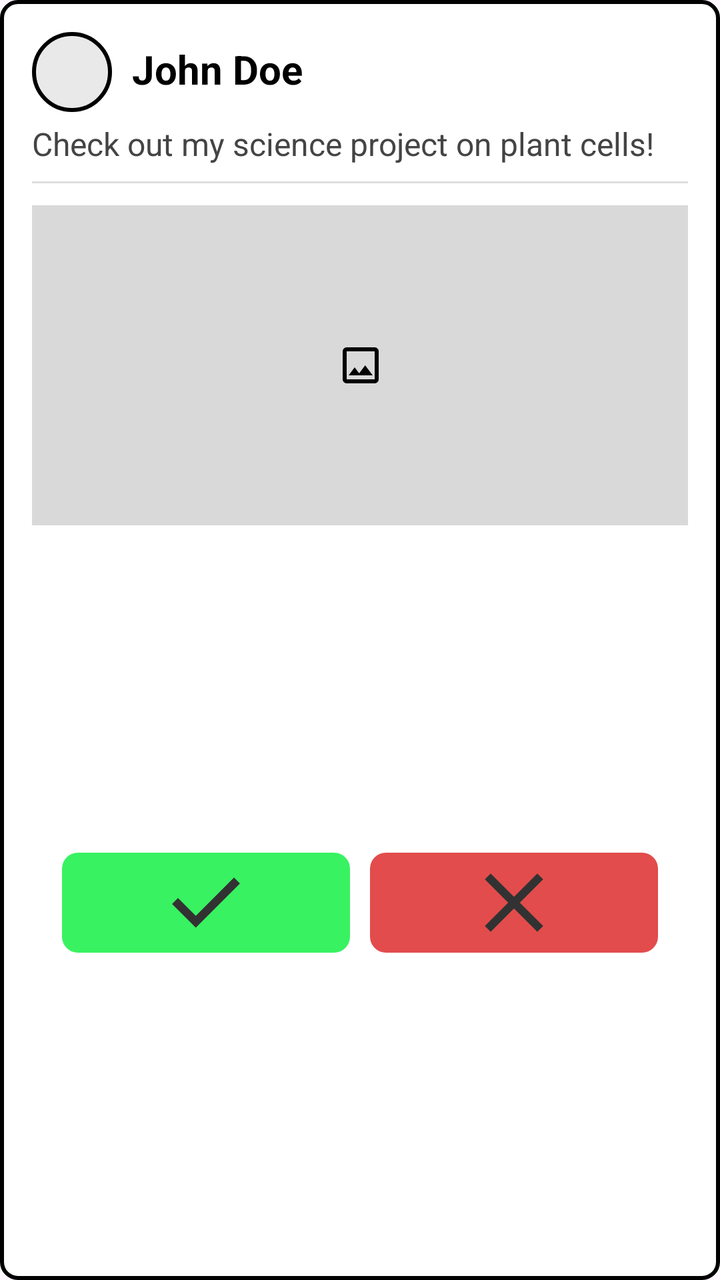
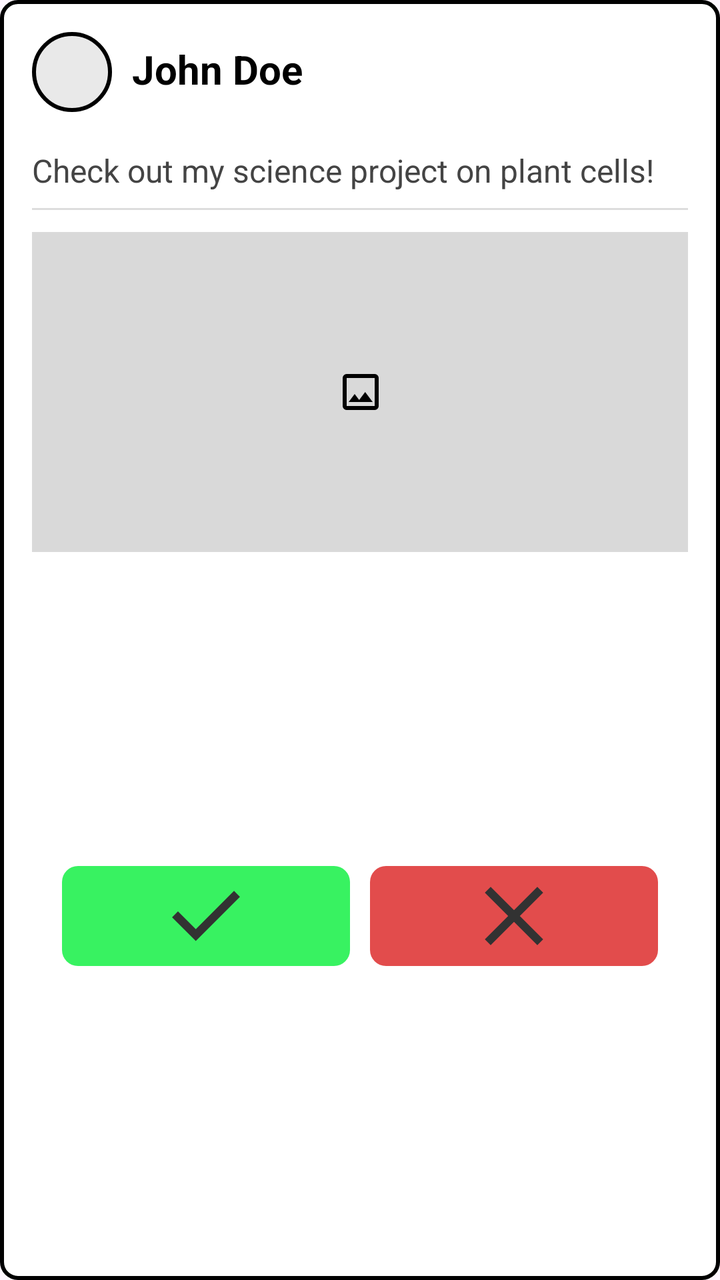

An Android layout rendered at two revisions. The XML below is the earlier revision; the diff shows what the commit changed to produce the second picture.
<!-- AndroidManifest.xml: application theme Theme.EduView -->
<!-- res/layout/item_pending.xml -->
<?xml version="1.0" encoding="utf-8"?>
<androidx.constraintlayout.widget.ConstraintLayout android:id="@+id/PendingPost"
    android:layout_width="match_parent"
    android:layout_height="wrap_content"
    android:padding="16dp"
    android:layout_marginTop="5dp"
    android:background="@drawable/feed_posts_border"
    app:layout_constraintEnd_toEndOf="parent"
    app:layout_constraintStart_toStartOf="parent"
    app:layout_constraintTop_toTopOf="parent"
    xmlns:android="http://schemas.android.com/apk/res/android"
    xmlns:app="http://schemas.android.com/apk/res-auto">

    <View
        android:id="@+id/pfp"
        android:layout_height="40dp"
        android:layout_width="40dp"
        android:background="@drawable/feed_profile_picture"
        app:layout_constraintStart_toStartOf="parent"
        app:layout_constraintTop_toTopOf="parent"/>

    <TextView
        android:id="@+id/tvPendingName"
        android:layout_width="0dp"
        android:layout_height="wrap_content"
        android:layout_marginStart="10dp"
        android:layout_marginTop="5dp"
        android:text="John Doe"
        android:textColor="@color/black"
        android:textSize="20sp"
        android:textStyle="bold"
        app:layout_constraintStart_toEndOf="@+id/pfp"
        app:layout_constraintTop_toTopOf="parent" />

    <TextView
        android:id="@+id/tvPendingContent"
        android:layout_height="wrap_content"
        android:layout_width="wrap_content"
        android:layout_marginTop="5dp"
        android:text="Check out my science project on plant cells!"
        android:textAlignment="viewStart"
        android:textColor="#444444"
        android:textSize="16sp"
        app:layout_constraintStart_toStartOf="parent"
        app:layout_constraintTop_toBottomOf="@id/pfp" />

    <View
        android:id="@+id/divider1"
        android:layout_width="0dp"
        android:layout_height="1dp"
        android:layout_marginTop="8dp"
        android:background="#DDDDDD"
        app:layout_constraintEnd_toEndOf="parent"
        app:layout_constraintStart_toStartOf="parent"
        app:layout_constraintTop_toBottomOf="@id/tvPendingContent" />

    <ImageView
        android:id="@+id/PendingImage"
        android:contentDescription="Image"
        android:layout_width="366dp"
        android:layout_height="160dp"
        android:layout_marginTop="20dp"
        android:adjustViewBounds="true"
        android:maxHeight="300dp"
        android:scaleType="centerInside"
        android:src="@drawable/feed_image_placeholder"
        android:visibility="visible"
        android:background="@drawable/feed_image_bg"
        app:layout_constraintEnd_toEndOf="parent"
        app:layout_constraintStart_toStartOf="parent"
        app:layout_constraintTop_toBottomOf="@id/tvPendingContent"
        app:layout_constraintVertical_bias="0.0" />

    <LinearLayout
        android:id="@+id/layoutModeration"
        android:layout_width="wrap_content"
        android:layout_height="wrap_content"
        android:layout_marginTop="16dp"
        android:orientation="horizontal"
        app:layout_constraintBottom_toBottomOf="parent"
        app:layout_constraintEnd_toEndOf="parent"
        app:layout_constraintStart_toStartOf="parent" />

    <LinearLayout
        android:id="@+id/postVerdict"
        android:layout_width="wrap_content"
        android:layout_height="wrap_content"
        android:layout_marginTop="16dp"
        android:gravity="center_vertical"
        android:orientation="horizontal"
        app:layout_constraintBottom_toBottomOf="parent"
        app:layout_constraintEnd_toEndOf="parent"
        app:layout_constraintStart_toStartOf="parent"
        app:layout_constraintTop_toBottomOf="@id/PendingImage">

        <ImageButton
            android:id="@+id/btnAcceptPost"
            android:contentDescription="AcceptPostButton"
            android:layout_width="144dp"
            android:layout_height="50dp"
            android:layout_marginEnd="5dp"
            android:alpha="0.8"
            android:background="@drawable/post_verdict_bg"
            android:backgroundTint="@color/accept_post"
            android:scaleType="fitCenter"
            android:src="@drawable/ic_accept_post" />

        <ImageButton
            android:id="@+id/btnRejectPost"
            android:contentDescription="RejectPostButton"
            android:layout_width="144dp"
            android:layout_height="50dp"
            android:layout_marginStart="5dp"
            android:background="@drawable/post_verdict_bg"
            android:backgroundTint="@color/reject_post"
            android:alpha="0.8"
            android:src="@drawable/ic_reject_post"
            android:scaleType="fitCenter" />
    </LinearLayout>



</androidx.constraintlayout.widget.ConstraintLayout>
<!-- resources referenced by this layout -->
<resources>
  <color name="accept_post">#07F03A</color>
  <color name="black">#FF000000</color>
  <color name="reject_post">#DC2020</color>
  <!-- drawable feed_image_bg (drawable) -->
  <?xml version="1.0" encoding="utf-8"?>
  <shape xmlns:android="http://schemas.android.com/apk/res/android"
      android:shape="rectangle">
      <solid android:color="#D9D9D9"/>
  </shape>
  <!-- drawable feed_image_placeholder (drawable) -->
  <vector xmlns:android="http://schemas.android.com/apk/res/android" android:height="24dp" android:tint="#000000" android:viewportHeight="960" android:viewportWidth="960" android:width="24dp">
        
      <path android:fillColor="@android:color/white" android:pathData="M200,840Q167,840 143.5,816.5Q120,793 120,760L120,200Q120,167 143.5,143.5Q167,120 200,120L760,120Q793,120 816.5,143.5Q840,167 840,200L840,760Q840,793 816.5,816.5Q793,840 760,840L200,840ZM200,760L760,760Q760,760 760,760Q760,760 760,760L760,200Q760,200 760,200Q760,200 760,200L200,200Q200,200 200,200Q200,200 200,200L200,760Q200,760 200,760Q200,760 200,760ZM240,680L720,680L570,480L450,640L360,520L240,680ZM200,760Q200,760 200,760Q200,760 200,760L200,200Q200,200 200,200Q200,200 200,200L200,200Q200,200 200,200Q200,200 200,200L200,760Q200,760 200,760Q200,760 200,760Z"/>
      
  </vector>
  <!-- drawable feed_posts_border (drawable) -->
  <?xml version="1.0" encoding="utf-8"?>
  <shape xmlns:android="http://schemas.android.com/apk/res/android"
      android:shape="rectangle">
      <stroke
          android:width="2dp"
          android:color="@color/black"/>
      <solid android:color="@android:color/white"/>
      <corners android:radius="8dp"/>
      <padding
          android:bottom="5dp"
          android:left="5dp"
          android:right="5dp"
          android:top="5dp" />
  </shape>
  <!-- drawable feed_profile_picture (drawable) -->
  <?xml version="1.0" encoding="utf-8"?>
  <shape xmlns:android="http://schemas.android.com/apk/res/android"
      android:shape="oval">
      <stroke
          android:color="@color/black"
          android:width="2dp" />
      <solid android:color="#E9E9E9"/>
      <size
          android:width="30dp"
          android:height="30dp"/>
  
  </shape>
  <!-- drawable ic_accept_post (drawable) -->
  <vector xmlns:android="http://schemas.android.com/apk/res/android" android:height="24dp" android:tint="#000000" android:viewportHeight="960" android:viewportWidth="960" android:width="24dp">
        
      <path android:fillColor="@android:color/white" android:pathData="M382,720L154,492L211,435L382,606L749,239L806,296L382,720Z"/>
      
  </vector>
  <!-- drawable ic_reject_post (drawable) -->
  <vector xmlns:android="http://schemas.android.com/apk/res/android" android:height="24dp" android:tint="#000000" android:viewportHeight="960" android:viewportWidth="960" android:width="24dp">
        
      <path android:fillColor="@android:color/white" android:pathData="M256,760L200,704L424,480L200,256L256,200L480,424L704,200L760,256L536,480L760,704L704,760L480,536L256,760Z"/>
      
  </vector>
  <!-- drawable post_verdict_bg (drawable) -->
  <?xml version="1.0" encoding="utf-8"?>
  <shape xmlns:android="http://schemas.android.com/apk/res/android"
      android:shape="rectangle">
      <corners android:radius="8dp"/>
  
  </shape>
  <style name="Theme.EduView" parent="Base.Theme.EduView" />
  <style name="Base.Theme.EduView" parent="Theme.Material3.DayNight.NoActionBar">
          
          
      </style>
</resources>

<!-- the commit's change to res/layout/item_pending.xml (unified diff, before → after) -->
@@ -33,16 +33,28 @@
         app:layout_constraintTop_toTopOf="parent" />
 
     <TextView
+        android:id="@+id/tvPendingDate"
+        android:layout_width="wrap_content"
+        android:layout_height="wrap_content"
+        android:layout_marginStart="10dp"
+        android:layout_marginTop="2dp"
+        android:text=""
+        android:textColor="#666666"
+        android:textSize="12sp"
+        app:layout_constraintStart_toEndOf="@+id/pfp"
+        app:layout_constraintTop_toBottomOf="@id/tvPendingName" />
+
+    <TextView
         android:id="@+id/tvPendingContent"
         android:layout_height="wrap_content"
         android:layout_width="wrap_content"
-        android:layout_marginTop="5dp"
+        android:layout_marginTop="8dp"
         android:text="Check out my science project on plant cells!"
         android:textAlignment="viewStart"
         android:textColor="#444444"
         android:textSize="16sp"
         app:layout_constraintStart_toStartOf="parent"
-        app:layout_constraintTop_toBottomOf="@id/pfp" />
+        app:layout_constraintTop_toBottomOf="@id/tvPendingDate" />
 
     <View
         android:id="@+id/divider1"
@@ -119,5 +131,4 @@
     </LinearLayout>
 
 
-
 </androidx.constraintlayout.widget.ConstraintLayout>
